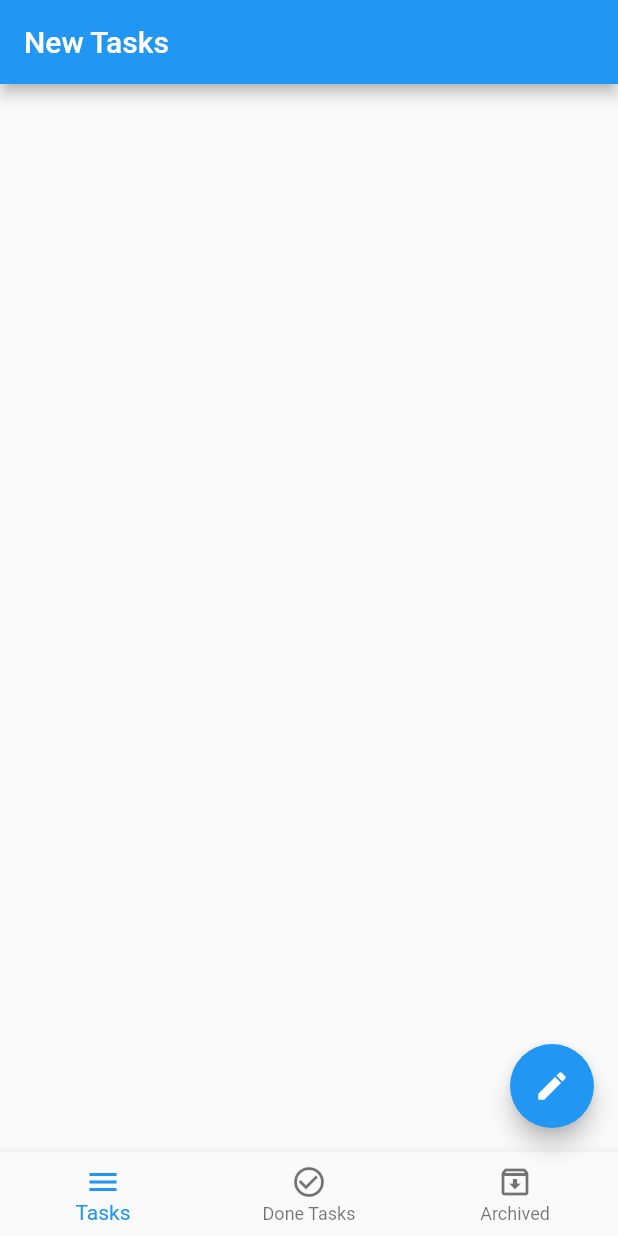
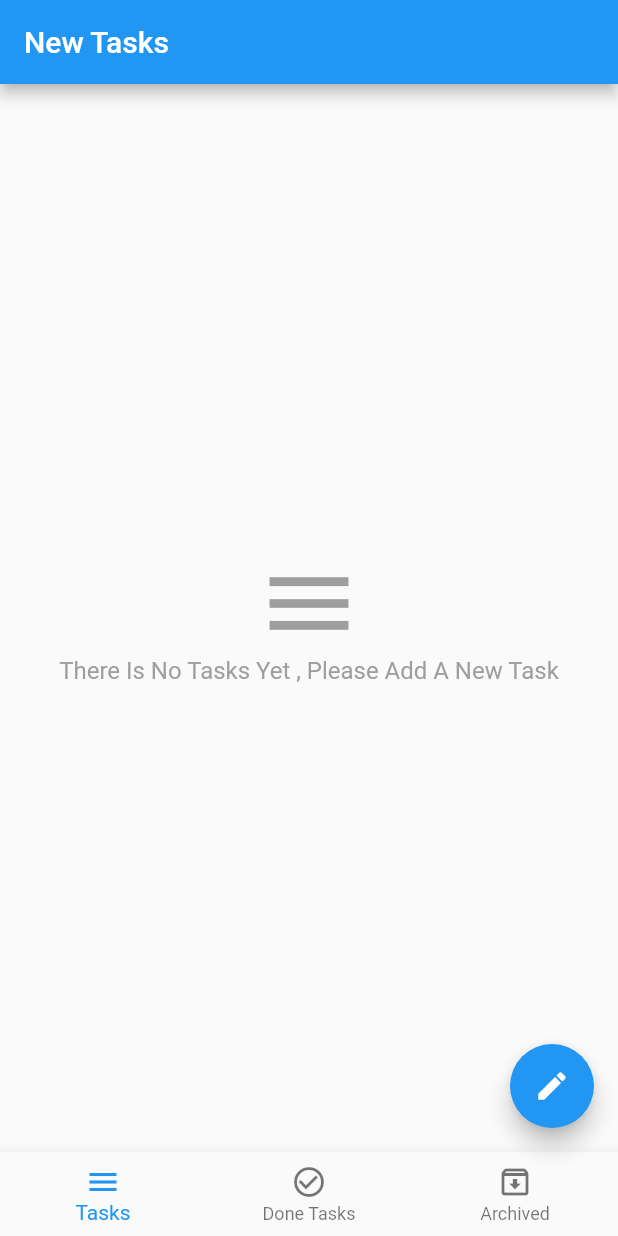
Before and after one commit to mariammoamen20/todo, a Flutter app: the screen it shows after launch, on a phone screen of 412 x 824 dp. Run offline on Flutter 3.47's test engine with Material 2 defaults, Android fonts, the phone set to English and light mode, and no system bars; our stand-ins replace bloc, conditional_builder_null_safety, flutter_bloc, fluttertoast, sqflite; accounts and stored records are empty.

Commit message:
1. delete item from database 2. finishing app

```diff
--- a/lib/modules/new_tasks/new_tasks_screen.dart
+++ b/lib/modules/new_tasks/new_tasks_screen.dart
@@ -1,3 +1,4 @@
+import 'package:conditional_builder_null_safety/conditional_builder_null_safety.dart';
 import 'package:flutter/material.dart';
 import 'package:flutter_bloc/flutter_bloc.dart';
 import 'package:todo_app_flutter/shared/components/components.dart';
@@ -9,21 +10,14 @@ class NewTasksScreen extends StatelessWidget {
 
   @override
   Widget build(BuildContext context) {
-   return BlocConsumer<AppCubit,AppStates>(
-     listener: (context,state){},
-     builder: (context,state){
-       var cubit = AppCubit.get(context);
-       return ListView.separated(itemBuilder: (context,index)=>buildTaskItem(cubit.newTasks[index],context),
-           separatorBuilder: (context,index)=>Padding(
-             padding: const EdgeInsetsDirectional.only(start: 10.0,end: 10.0),
-             child: Container(
-               height: 1.0,
-               width: double.infinity,
-               color: Colors.grey,
-             ),
-           ),
-           itemCount: cubit.newTasks.length);
-     },
-   );
+    return BlocConsumer<AppCubit, AppStates>(
+      listener: (context, state) {},
+      builder: (context, state) {
+        var tasks = AppCubit.get(context).newTasks;
+        return buildListItem(
+          tasks: tasks,
+        );
+      },
+    );
   }
 }
--- a/lib/shared/components/components.dart
+++ b/lib/shared/components/components.dart
@@ -1,3 +1,4 @@
+import 'package:conditional_builder_null_safety/conditional_builder_null_safety.dart';
 import 'package:flutter/material.dart';
 import 'package:todo_app_flutter/shared/cubit/cubit.dart';
 
@@ -32,7 +33,10 @@ Widget defaultTextFormFiled({
           hintText: label),
     );
 
-Widget buildTaskItem(Map model,context) => Padding(
+Widget buildTaskItem(Map model, context) => Dismissible(
+      //key: (model['id']).toString(),
+  key: Key(model['id'].toString()),
+      child: Padding(
         padding: const EdgeInsets.all(20.0),
         child: Row(
           children: [
@@ -65,7 +69,8 @@ Widget buildTaskItem(Map model,context) => Padding(
             ),
             IconButton(
               onPressed: () {
-              AppCubit.get(context).updateDate(status: 'done', id: model['id']);
+                AppCubit.get(context)
+                    .updateDate(status: 'done', id: model['id']);
               },
               icon: const Icon(
                 Icons.check_box,
@@ -74,7 +79,8 @@ Widget buildTaskItem(Map model,context) => Padding(
             ),
             IconButton(
               onPressed: () {
-              AppCubit.get(context).updateDate(status: 'archive', id: model['id']);
+                AppCubit.get(context)
+                    .updateDate(status: 'archive', id: model['id']);
               },
               icon: const Icon(
                 Icons.archive,
@@ -83,4 +89,47 @@ Widget buildTaskItem(Map model,context) => Padding(
             ),
           ],
         ),
+      ),
+      onDismissed: (direction) {
+        AppCubit.get(context).deleteData(id: model['id']);
+      },
     );
+
+Widget buildListItem({required List<Map> tasks}){
+  return ConditionalBuilder(
+    condition: tasks.isNotEmpty,
+    builder: (context) => ListView.separated(
+        itemBuilder: (context, index) =>
+            buildTaskItem(tasks[index], context),
+        separatorBuilder: (context, index) => Padding(
+          padding: const EdgeInsetsDirectional.only(
+              start: 10.0, end: 10.0),
+          child: Container(
+            height: 1.0,
+            width: double.infinity,
+            color: Colors.grey,
+          ),
+        ),
+        itemCount: tasks.length),
+    fallback: (context) => Center(
+      child: Padding(
+        padding: const EdgeInsets.all(20.0),
+        child: Column(
+          mainAxisAlignment: MainAxisAlignment.center,
+          children: const [
+            Icon(
+              Icons.menu,
+              size: 70,
+              color: Colors.grey,
+            ),
+            Text(
+              'There Is No Tasks Yet , Please Add A New Task',
+              style: TextStyle(fontSize: 16, color: Colors.grey),
+              textAlign: TextAlign.center,
+            ),
+          ],
+        ),
+      ),
+    ),
+  );
+}
--- a/lib/shared/cubit/cubit.dart
+++ b/lib/shared/cubit/cubit.dart
@@ -117,4 +117,11 @@ class AppCubit extends Cubit<AppStates> {
       emit(AppUpdateState());
     });
   }
+
+  void deleteData({required int id}){
+    database.rawDelete('DELETE FROM tasks WHERE id = ?', [id]).then((value){
+      getDataFromDatabase(database);
+      emit(AppDeleteFromDatabaseState());
+    });
+  }
 }
--- a/lib/shared/cubit/states.dart
+++ b/lib/shared/cubit/states.dart
@@ -12,6 +12,8 @@ class AppGetDatabaseLoadingState extends AppStates{}
 
 class AppInsertToDatabaseState extends AppStates{}
 
-class AppChangeBottomShhetState extends AppStates{}
+class AppChangeBottomSheetState extends AppStates{}
+
+class AppDeleteFromDatabaseState extends AppStates{}
 
 class AppUpdateState extends AppStates{}
--- a/pubspec.yaml
+++ b/pubspec.yaml
@@ -41,6 +41,7 @@ dependencies:
   conditional_builder_null_safety: ^0.0.6
   bloc: ^8.1.0
   flutter_bloc: ^8.1.0
+  fluttertoast: ^8.1.1
 
 
 dev_dependencies:
```
Also changed, not shown: lib/modules/archived_tasks/archived_tasks_screen.dart (+8 -14 lines), lib/modules/done_tasks/done_tasks_screen.dart (+9 -14 lines), pubspec.lock. Lines whose indentation alone changed are shown as unchanged.
